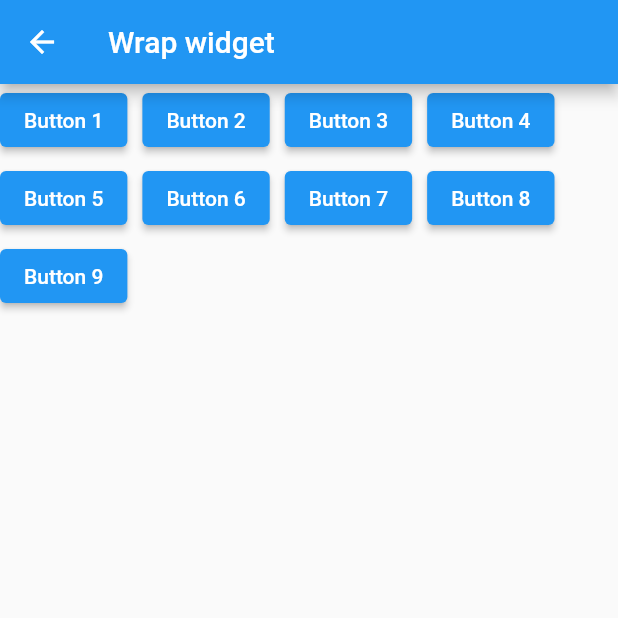
After one commit to alexsit19/basic_widgets, a Flutter app: the screen it shows after launch, after a tap on "Wrap widget", on a phone screen of 412 x 824 dp, the top half of it. The commit adds this screen. Run offline on Flutter 3.47's test engine with Material 2 defaults, Android fonts, the phone set to English and light mode, and no system bars.

Commit message:
add wrap_screen, change main_screen

```diff
--- a/lib/screens/main_screen.dart
+++ b/lib/screens/main_screen.dart
@@ -2,6 +2,7 @@ import 'package:basic_widgets/screens/column_screen.dart';
 import 'package:basic_widgets/screens/container_screen.dart';
 import 'package:basic_widgets/screens/row_screen.dart';
 import 'package:basic_widgets/screens/sized_box_screen.dart';
+import 'package:basic_widgets/screens/wrap_screen.dart';
 import 'package:flutter/material.dart';
 import 'package:basic_widgets/strings.dart';
 
@@ -83,6 +84,12 @@ class MainScreen extends StatelessWidget {
         Card(
           child: ListTile(
               leading: FlutterLogo(),
+              onTap: () {
+                Navigator.push(
+                    context,
+                    MaterialPageRoute(
+                        builder: (context) => const WrapScreen()));
+              },
               trailing: Icon(Icons.favorite_border_outlined),
               title: Text(Strings.wrap,
                   style: TextStyle(
--- a/lib/screens/sized_box_screen.dart
+++ b/lib/screens/sized_box_screen.dart
@@ -13,9 +13,7 @@ class SizedBoxScreen extends StatelessWidget {
             width: 200,
             height: 50,
             child: ElevatedButton(
-              onPressed: (){
-
-              },
+              onPressed: (){},
               child: const Text("button in SizedBox")
             )
           )
--- /dev/null
+++ b/lib/screens/wrap_screen.dart
@@ -0,0 +1,48 @@
+import 'package:flutter/material.dart';
+import 'package:basic_widgets/strings.dart';
+
+class WrapScreen extends StatelessWidget {
+  const WrapScreen({Key? key}) : super(key: key);
+
+  @override
+  Widget build(BuildContext context) {
+    return Scaffold(
+      appBar: AppBar(
+        title: const Text(Strings.wrap),
+      ),
+      body: Wrap(
+        spacing: 10.0,
+        runSpacing: 4.0,
+        children: <Widget>[
+          ElevatedButton(
+              onPressed: () {},
+              child: const Text("Button 1")),
+          ElevatedButton(
+              onPressed: () {},
+              child: const Text("Button 2")),
+          ElevatedButton(
+              onPressed: () {},
+              child: const Text("Button 3")),
+          ElevatedButton(
+              onPressed: () {},
+              child: const Text("Button 4")),
+          ElevatedButton(
+              onPressed: () {},
+              child: const Text("Button 5")),
+          ElevatedButton(
+              onPressed: () {},
+              child: const Text("Button 6")),
+          ElevatedButton(
+              onPressed: () {},
+              child: const Text("Button 7")),
+          ElevatedButton(
+              onPressed: () {},
+              child: const Text("Button 8")),
+          ElevatedButton(
+              onPressed: () {},
+              child: const Text("Button 9")),
+        ]
+      ),
+    );
+  }
+}
```
